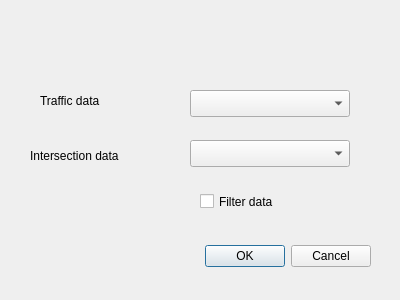
First picture: the form in risteyslaskenta_package/resources/ui/risteyslaskenta_dialog.ui, repository GispoCoding/risteyslaskenta, before the edit.
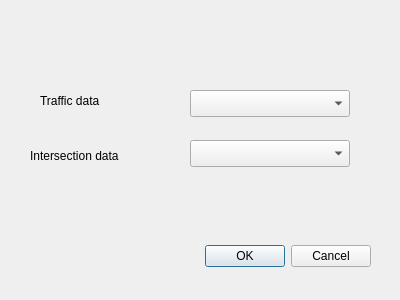
Second picture: the form after the edit. Custom widgets are drawn as their Qt base class.

Commit message: Added normalized intersection traffic data, documented and cleaned code, other small modifications

What changed in the file:
```diff
--- a/risteyslaskenta_package/resources/ui/risteyslaskenta_dialog.ui
+++ b/risteyslaskenta_package/resources/ui/risteyslaskenta_dialog.ui
@@ -75,19 +75,6 @@
     </rect>
    </property>
   </widget>
-  <widget class="QCheckBox" name="checkBox">
-   <property name="geometry">
-    <rect>
-     <x>200</x>
-     <y>190</y>
-     <width>92</width>
-     <height>23</height>
-    </rect>
-   </property>
-   <property name="text">
-    <string>Filter data</string>
-   </property>
-  </widget>
  </widget>
  <customwidgets>
   <customwidget>
```
Left out of the diff: 2 changed lines with no effect on the pictures. The commit also changes 2 other files.
